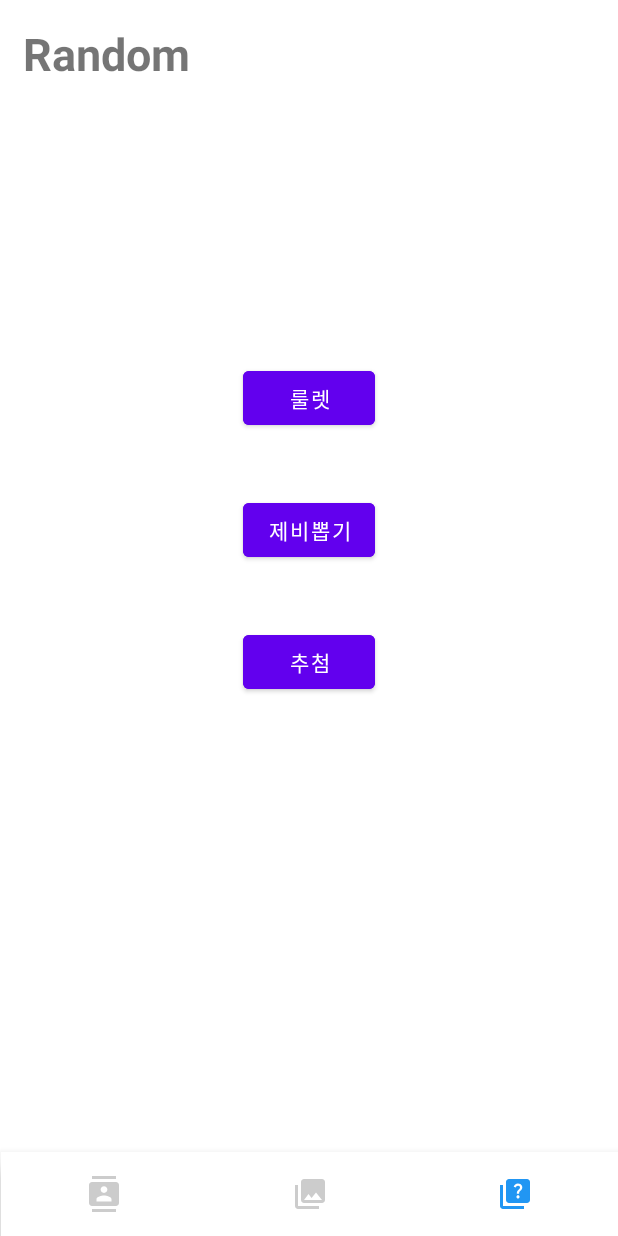
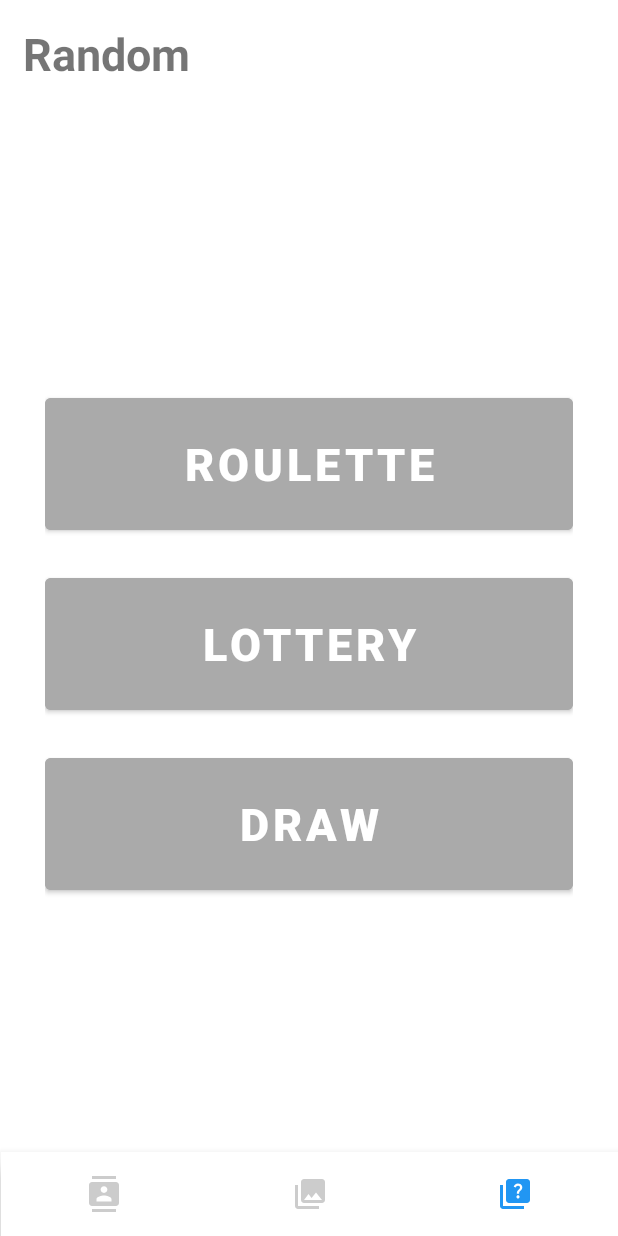
Before and after one commit to dewpe000/madcamp-Project-1, an Android app: the screen it shows after launch (MainActivity), item 3 of the bottom bar chosen, on a phone screen of 412 x 824 dp. Run offline under Robolectric (Android 15) with nearby library versions, the phone set to English and light mode, and no system bars.

Commit message:
edit tab3

```diff
--- a/app/src/main/res/layout/tab3.xml
+++ b/app/src/main/res/layout/tab3.xml
@@ -17,46 +17,62 @@
             android:textSize="30dp"
             android:paddingLeft="15dp"
             android:paddingTop="15dp"
-            android:paddingBottom="15dp"
-            ></TextView>
+            android:paddingBottom="15dp" />
 
+        <RelativeLayout
+            android:layout_width="match_parent"
+            android:layout_height="match_parent"
+            android:layout_gravity="center"
+            android:gravity="center">
 
             <LinearLayout
-            android:layout_width="wrap_content"
+                android:layout_width="match_parent"
                 android:layout_height="wrap_content"
                 android:orientation="vertical"
                 android:layout_gravity="center"
-            android:layout_marginTop="150dp">
+                android:gravity="center"
+                android:layout_margin="30dp">
 
                 <Button
                     android:id="@+id/tab3Btn1"
-                android:layout_width="wrap_content"
-                android:layout_height="wrap_content"
-                android:layout_margin="20dp"
+                    android:layout_width="match_parent"
+                    android:layout_height="100dp"
+                    android:layout_marginTop="20dp"
                     android:layout_weight="1"
-                android:backgroundTint="@color/design_default_color_primary"
-                android:text="룰렛" />
+                    android:backgroundTint="@android:color/darker_gray"
+                    android:text="Roulette"
+                    android:textStyle="bold"
+                    android:textSize="30dp" />
 
                 <Button
                     android:id="@+id/tab3Btn2"
-                android:layout_width="wrap_content"
-                android:layout_height="wrap_content"
-                android:layout_margin="20dp"
+                    android:layout_width="match_parent"
+                    android:layout_height="100dp"
+                    android:layout_marginTop="20dp"
                     android:layout_weight="1"
-                android:backgroundTint="@color/design_default_color_primary"
-                android:text="제비뽑기" />
+                    android:backgroundTint="@android:color/darker_gray"
+                    android:text="Lottery"
+                    android:textStyle="bold"
+                    android:textSize="30dp"
+                    />
 
                 <Button
                     android:id="@+id/tab3Btn3"
-                android:layout_width="wrap_content"
-                android:layout_height="wrap_content"
-                android:layout_margin="20dp"
+                    android:layout_width="match_parent"
+                    android:layout_height="100dp"
+                    android:layout_marginTop="20dp"
                     android:layout_weight="1"
-                android:backgroundTint="@color/design_default_color_primary"
-                android:text="추첨" />
+                    android:backgroundTint="@android:color/darker_gray"
+                    android:text="Draw"
+                    android:textStyle="bold"
+                    android:textSize="30dp"/>
+
+            </LinearLayout>
+
+        </RelativeLayout>
+
+
 
     </LinearLayout>
 
 </LinearLayout>
-
-</LinearLayout>
```
Lines whose indentation alone changed are shown as unchanged.
